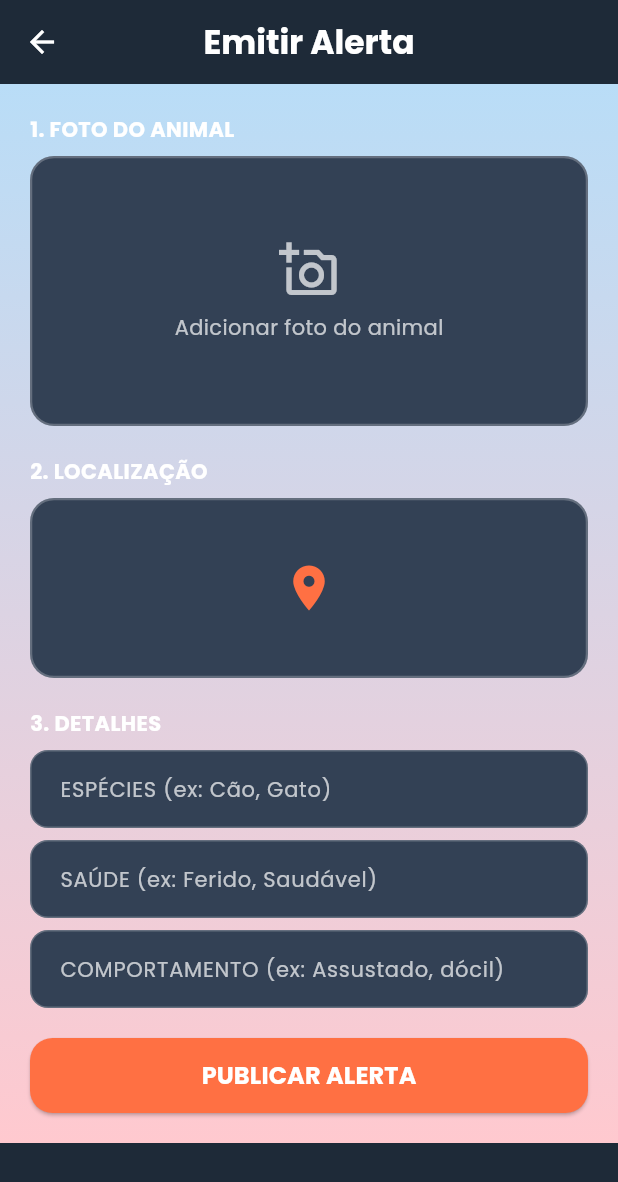
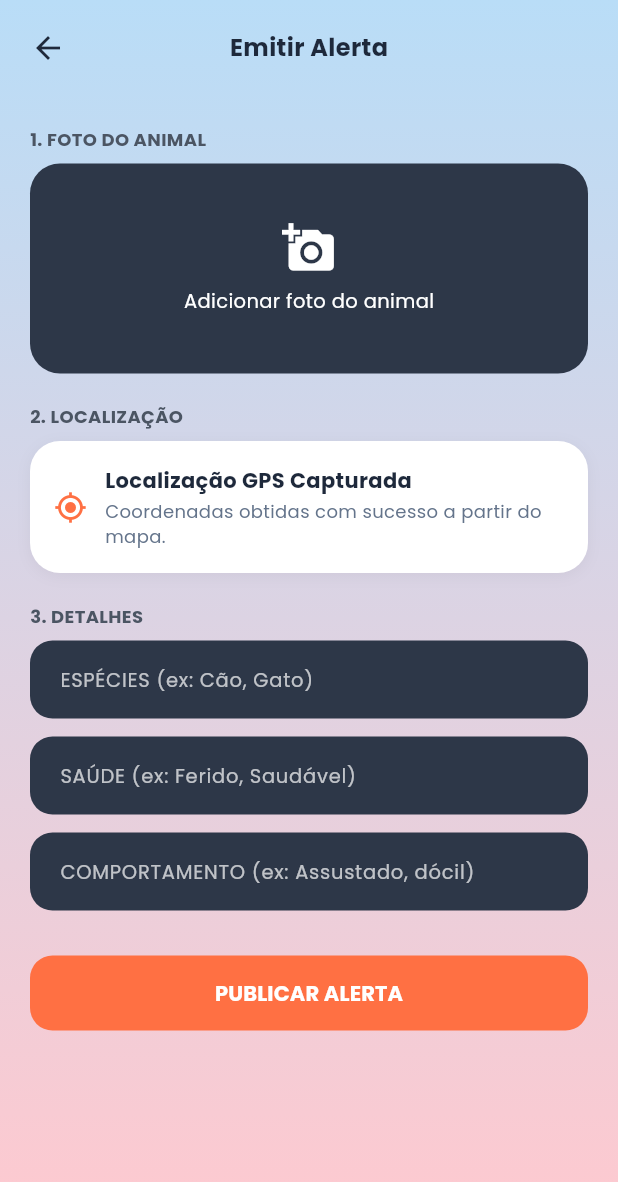
Before and after one commit to IsaSilvB007/pet_alertas_app, a Flutter app: the EmitirAlertaView screen opened by its route, on a phone screen of 412 x 824 dp. Shown: the top 1182 px of the screen. Run offline on Flutter 3.47's test engine with Material 3 defaults, Android fonts, the phone set to English and light mode, and no system bars; our stand-ins replace cloud_firestore, device_preview_plus, firebase_auth, firebase_core, flutter_map, geolocator and 2 more; accounts and stored records are empty.

Commit message:
feat: adiciona validacao de campos em emitir alerta e refina telas de historico e ongs

```diff
--- a/lib/view/emitir_alerta_view.dart
+++ b/lib/view/emitir_alerta_view.dart
@@ -1,95 +1,83 @@
 import 'package:flutter/material.dart';
 import 'package:cloud_firestore/cloud_firestore.dart';
-import 'package:geolocator/geolocator.dart';
 
 class EmitirAlertaView extends StatefulWidget {
   const EmitirAlertaView({super.key});
+
   @override
   State<EmitirAlertaView> createState() => _EmitirAlertaViewState();
 }
 
 class _EmitirAlertaViewState extends State<EmitirAlertaView> {
-  // Controladores para capturar os textos dos inputs
+  // Controladores para recolher os dados dos campos
   final TextEditingController _especieController = TextEditingController();
   final TextEditingController _saudeController = TextEditingController();
-  final TextEditingController _comportamentoController =
-      TextEditingController();
-  bool _isSaving = false;
+  final TextEditingController _comportamentoController = TextEditingController();
 
-  @override
-  void dispose() {
-    _especieController.dispose();
-    _saudeController.dispose();
-    _comportamentoController.dispose();
-    super.dispose();
+  bool _isLoading = false;
+
+  Future<void> _publicarAlerta() async {
+    // Validação para garantir que tudo está preenchido
+    if (_especieController.text.trim().isEmpty ||
+        _saudeController.text.trim().isEmpty ||
+        _comportamentoController.text.trim().isEmpty) {
+      ScaffoldMessenger.of(context).showSnackBar(
+        const SnackBar(
+          content: Text('Por favor, preencha todos os detalhes do animal!'),
+          backgroundColor: Colors.redAccent,
+        ),
+      );
+      return;
     }
 
-  // Função para salvar o alerta no Firebase Firestore
-  Future<void> _publicarAlerta() async {
-    setState(() => _isSaving = true);
+    setState(() {
+      _isLoading = true;
+    });
+
     try {
-      // 1. Obter localização GPS atual do utilizador (ou usar padrão de Ribeirão Preto se falhar)
-      double latitude = -21.1775;
-      double longitude = -47.8103;
-      try {
-        Position position = await Geolocator.getCurrentPosition();
-        latitude = position.latitude;
-        longitude = position.longitude;
-      } catch (e) {
-        debugPrint('Usando localização padrão devido a erro no GPS: $e');
-      }
-
-      // 2. Gravar no Firestore
+      // Registo real no Firestore
       await FirebaseFirestore.instance.collection('alertas').add({
         'especie': _especieController.text.trim(),
         'saude': _saudeController.text.trim(),
         'comportamento': _comportamentoController.text.trim(),
-        'latitude': latitude,
-        'longitude': longitude,
+        'status': 'Pendente',
         'dataCriacao': FieldValue.serverTimestamp(),
       });
 
-      if (!mounted) return;
-
-      // Mostra o aviso de sucesso
+      if (mounted) {
         ScaffoldMessenger.of(context).showSnackBar(
-        const SnackBar(content: Text('Alerta publicado com sucesso! 🐾')),
+          const SnackBar(
+            content: Text('Alerta publicado com sucesso!'),
+            backgroundColor: Colors.green,
+          ),
         );
-
-      // Pequena pausa de 600 milissegundos para a SnackBar aparecer e evitar o flash preto
-      await Future.delayed(const Duration(milliseconds: 600));
-
-      if (!mounted) return;
         Navigator.pop(context);
+      }
     } catch (e) {
-      if (!mounted) return;
-      ScaffoldMessenger.of(
-        context,
-      ).showSnackBar(SnackBar(content: Text('Erro ao publicar alerta: $e')));
+      if (mounted) {
+        ScaffoldMessenger.of(context).showSnackBar(
+          SnackBar(
+            content: Text('Erro ao publicar alerta: $e'),
+            backgroundColor: Colors.red,
+          ),
+        );
+      }
     } finally {
-      if (mounted) setState(() => _isSaving = false);
+      if (mounted) {
+        setState(() {
+          _isLoading = false;
+        });
+      }
     }
   }
 
   @override
   Widget build(BuildContext context) {
     return Scaffold(
-      backgroundColor: const Color(0xFF1E2A38),
-      appBar: AppBar(
       backgroundColor: Colors.transparent,
-        elevation: 0,
-        leading: IconButton(
-          icon: const Icon(Icons.arrow_back, color: Colors.white),
-          onPressed: () => Navigator.pop(context),
-        ),
-        title: const Text(
-          'Emitir Alerta',
-          style: TextStyle(color: Colors.white, fontWeight: FontWeight.bold),
-        ),
-        centerTitle: true,
-        iconTheme: const IconThemeData(color: Colors.white),
-      ),
       body: Container(
+        width: double.infinity,
+        height: double.infinity,
         decoration: const BoxDecoration(
           gradient: LinearGradient(
             begin: Alignment.topCenter,
@@ -97,202 +85,189 @@ class _EmitirAlertaViewState extends State<EmitirAlertaView> {
             colors: [Color(0xFFB9DDF7), Color(0xFFFFC9CF)],
           ),
         ),
-
         child: SafeArea(
+          child: Column(
+            children: [
+              // Cabeçalho
+              Padding(
+                padding: const EdgeInsets.symmetric(horizontal: 8.0, vertical: 8.0),
+                child: Stack(
+                  alignment: Alignment.center,
+                  children: [
+                    const Text(
+                      'Emitir Alerta',
+                      style: TextStyle(
+                        color: Color(0xFF1E293B),
+                        fontSize: 16,
+                        fontWeight: FontWeight.bold,
+                      ),
+                    ),
+                    Align(
+                      alignment: Alignment.centerLeft,
+                      child: IconButton(
+                        onPressed: () => Navigator.pop(context),
+                        icon: const Icon(Icons.arrow_back, color: Color(0xFF1E293B)),
+                      ),
+                    ),
+                  ],
+                ),
+              ),
+              Expanded(
                 child: SingleChildScrollView(
-            child: Padding(
                   padding: const EdgeInsets.all(20),
                   child: Column(
                     crossAxisAlignment: CrossAxisAlignment.start,
                     children: [
                       const Text(
                         '1. FOTO DO ANIMAL',
-                    style: TextStyle(
-                      color: Colors.white,
-                      fontWeight: FontWeight.bold,
-                      fontSize: 14,
+                        style: TextStyle(fontSize: 12, fontWeight: FontWeight.bold, color: Color(0xFF4B5563)),
                       ),
+                      const SizedBox(height: 8),
+                      Container(
+                        width: double.infinity,
+                        height: 140,
+                        decoration: BoxDecoration(
+                          color: const Color(0xFF2D3748),
+                          borderRadius: BorderRadius.circular(20),
                         ),
-
-                  const SizedBox(height: 8),
-
-                  Container(
-                    height: 180,
-                    width: double.infinity,
-                    decoration: BoxDecoration(
-                      color: const Color(0xFF334155),
-                      borderRadius: BorderRadius.circular(16),
-                      border: Border.all(color: Colors.white24, width: 1.5),
-                    ),
-
                         child: const Column(
                           mainAxisAlignment: MainAxisAlignment.center,
                           children: [
-                        Icon(
-                          Icons.add_a_photo_outlined,
-                          size: 40,
-                          color: Colors.white70,
-                        ),
-
+                            Icon(Icons.add_a_photo, color: Colors.white, size: 36),
                             SizedBox(height: 8),
-
                             Text(
                               'Adicionar foto do animal',
-                          style: TextStyle(color: Colors.white70, fontSize: 14),
+                              style: TextStyle(color: Colors.white, fontSize: 13),
                             ),
                           ],
                         ),
                       ),
-
                       const SizedBox(height: 20),
-
                       const Text(
                         '2. LOCALIZAÇÃO',
+                        style: TextStyle(fontSize: 12, fontWeight: FontWeight.bold, color: Color(0xFF4B5563)),
+                      ),
+                      const SizedBox(height: 8),
+                      Container(
+                        width: double.infinity,
+                        padding: const EdgeInsets.all(16),
+                        decoration: BoxDecoration(
+                          color: Colors.white,
+                          borderRadius: BorderRadius.circular(20),
+                          boxShadow: [
+                            BoxShadow(
+                              color: Colors.black.withValues(alpha: 0.05),
+                              blurRadius: 8,
+                              offset: const Offset(0, 2),
+                            ),
+                          ],
+                        ),
+                        child: const Row(
+                          children: [
+                            Icon(Icons.gps_fixed, color: Color(0xFFFF7043), size: 22),
+                            SizedBox(width: 12),
+                            Expanded(
+                              child: Column(
+                                crossAxisAlignment: CrossAxisAlignment.start,
+                                children: [
+                                  Text(
+                                    'Localização GPS Capturada',
                                     style: TextStyle(
-                      color: Colors.white,
                                       fontWeight: FontWeight.bold,
                                       fontSize: 14,
+                                      color: Color(0xFF1E293B),
                                     ),
                                   ),
-
+                                  SizedBox(height: 2),
+                                  Text(
+                                    'Coordenadas obtidas com sucesso a partir do mapa.',
+                                    style: TextStyle(fontSize: 12, color: Color(0xFF64748B)),
+                                  ),
+                                ],
+                              ),
+                            ),
+                          ],
+                        ),
+                      ),
+                      const SizedBox(height: 20),
+                      const Text(
+                        '3. DETALHES',
+                        style: TextStyle(fontSize: 12, fontWeight: FontWeight.bold, color: Color(0xFF4B5563)),
+                      ),
                       const SizedBox(height: 8),
 
-                  Container(
-                    height: 120,
-                    width: double.infinity,
-                    decoration: BoxDecoration(
-                      color: const Color(0xFF334155),
-                      borderRadius: BorderRadius.circular(16),
-                      border: Border.all(color: Colors.white24, width: 1.5),
+                      // Campos de Texto com espaçamento adequado e limpos
+                      TextField(
+                        controller: _especieController,
+                        decoration: InputDecoration(
+                          hintText: 'ESPÉCIES (ex: Cão, Gato)',
+                          filled: true,
+                          fillColor: const Color(0xFF2D3748),
+                          hintStyle: const TextStyle(color: Colors.white70, fontSize: 13),
+                          border: OutlineInputBorder(
+                            borderRadius: BorderRadius.circular(15),
+                            borderSide: BorderSide.none,
+                          ),
+                          contentPadding: const EdgeInsets.symmetric(horizontal: 16, vertical: 14),
+                        ),
+                        style: const TextStyle(color: Colors.white),
+                      ),
+                      const SizedBox(height: 12), // Espaçamento aplicado aqui!
+                      TextField(
+                        controller: _saudeController,
+                        decoration: InputDecoration(
+                          hintText: 'SAÚDE (ex: Ferido, Saudável)',
+                          filled: true,
+                          fillColor: const Color(0xFF2D3748),
+                          hintStyle: const TextStyle(color: Colors.white70, fontSize: 13),
+                          border: OutlineInputBorder(
+                            borderRadius: BorderRadius.circular(15),
+                            borderSide: BorderSide.none,
+                          ),
+                          contentPadding: const EdgeInsets.symmetric(horizontal: 16, vertical: 14),
+                        ),
+                        style: const TextStyle(color: Colors.white),
+                      ),
+                      const SizedBox(height: 12), // Espaçamento aplicado aqui!
+                      TextField(
+                        controller: _comportamentoController,
+                        decoration: InputDecoration(
+                          hintText: 'COMPORTAMENTO (ex: Assustado, dócil)',
+                          filled: true,
+                          fillColor: const Color(0xFF2D3748),
+                          hintStyle: const TextStyle(color: Colors.white70, fontSize: 13),
+                          border: OutlineInputBorder(
+                            borderRadius: BorderRadius.circular(15),
+                            borderSide: BorderSide.none,
+                          ),
+                          contentPadding: const EdgeInsets.symmetric(horizontal: 16, vertical: 14),
+                        ),
+                        style: const TextStyle(color: Colors.white),
                       ),
 
-                    child: const Center(
-                      child: Icon(
-                        Icons.location_on,
-                        color: Color(0xFFFF7043),
-                        size: 36,
-                      ),
-                    ),
-                  ),
+                      const SizedBox(height: 30),
 
-                  const SizedBox(height: 20),
-
-                  const Text(
-                    '3. DETALHES',
-                    style: TextStyle(
-                      color: Colors.white,
-                      fontWeight: FontWeight.bold,
-                      fontSize: 14,
-                    ),
-                  ),
-
-                  const SizedBox(height: 8),
-
-                  TextField(
-                    controller: _especieController,
-                    style: const TextStyle(color: Colors.white),
-                    decoration: InputDecoration(
-                      hintText: 'ESPÉCIES (ex: Cão, Gato)',
-                      hintStyle: const TextStyle(
-                        color: Colors.white70,
-                        fontSize: 14,
-                      ),
-                      filled: true,
-                      fillColor: const Color(0xFF334155),
-                      contentPadding: const EdgeInsets.symmetric(
-                        horizontal: 16,
-                        vertical: 14,
-                      ),
-                      border: OutlineInputBorder(
-                        borderRadius: BorderRadius.circular(12),
-                        borderSide: const BorderSide(color: Colors.white24),
-                      ),
-                      enabledBorder: OutlineInputBorder(
-                        borderRadius: BorderRadius.circular(12),
-                        borderSide: const BorderSide(color: Colors.white24),
-                      ),
-                    ),
-                  ),
-
-                  const SizedBox(height: 8),
-
-                  TextField(
-                    controller: _saudeController,
-                    style: const TextStyle(color: Colors.white),
-                    decoration: InputDecoration(
-                      hintText: 'SAÚDE (ex: Ferido, Saudável)',
-                      hintStyle: const TextStyle(
-                        color: Colors.white70,
-                        fontSize: 14,
-                      ),
-                      filled: true,
-                      fillColor: const Color(0xFF334155),
-                      contentPadding: const EdgeInsets.symmetric(
-                        horizontal: 16,
-                        vertical: 14,
-                      ),
-                      border: OutlineInputBorder(
-                        borderRadius: BorderRadius.circular(12),
-                        borderSide: const BorderSide(color: Colors.white24),
-                      ),
-                      enabledBorder: OutlineInputBorder(
-                        borderRadius: BorderRadius.circular(12),
-                        borderSide: const BorderSide(color: Colors.white24),
-                      ),
-                    ),
-                  ),
-
-                  const SizedBox(height: 8),
-
-                  TextField(
-                    controller: _comportamentoController,
-                    style: const TextStyle(color: Colors.white),
-                    decoration: InputDecoration(
-                      hintText: 'COMPORTAMENTO (ex: Assustado, dócil)',
-                      hintStyle: const TextStyle(
-                        color: Colors.white70,
-                        fontSize: 14,
-                      ),
-                      filled: true,
-                      fillColor: const Color(0xFF334155),
-                      contentPadding: const EdgeInsets.symmetric(
-                        horizontal: 16,
-                        vertical: 14,
-                      ),
-
-                      border: OutlineInputBorder(
-                        borderRadius: BorderRadius.circular(12),
-                        borderSide: const BorderSide(color: Colors.white24),
-                      ),
-
-                      enabledBorder: OutlineInputBorder(
-                        borderRadius: BorderRadius.circular(12),
-                        borderSide: const BorderSide(color: Colors.white24),
-                      ),
-                    ),
-                  ),
-
-                  const SizedBox(height: 20),
-
+                      // Botão Publicar com verificação de loading
                       SizedBox(
                         width: double.infinity,
                         height: 50,
                         child: ElevatedButton(
+                          onPressed: _isLoading ? null : _publicarAlerta,
                           style: ElevatedButton.styleFrom(
                             backgroundColor: const Color(0xFFFF7043),
+                            elevation: 0,
                             shape: RoundedRectangleBorder(
                               borderRadius: BorderRadius.circular(15),
                             ),
                           ),
-                      onPressed: _isSaving ? null : _publicarAlerta,
-                      child: _isSaving
+                          child: _isLoading
                               ? const CircularProgressIndicator(color: Colors.white)
                               : const Text(
                                   'PUBLICAR ALERTA',
                                   style: TextStyle(
                                     color: Colors.white,
                                     fontWeight: FontWeight.bold,
-                                fontSize: 16,
+                                    fontSize: 14,
                                   ),
                                 ),
                         ),
@@ -301,6 +276,8 @@ class _EmitirAlertaViewState extends State<EmitirAlertaView> {
                   ),
                 ),
               ),
+            ],
+          ),
         ),
       ),
     );
```
Also changed, not shown: lib/view/sobre_ongs_view.dart (+152 -206 lines). Lines whose indentation alone changed are shown as unchanged.
